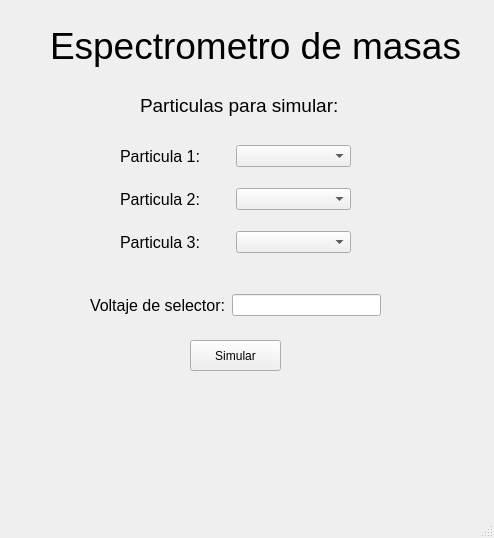
Old version of the form gui.ui in the repository Andrei-Portales/Proyecto-Fisica-3.
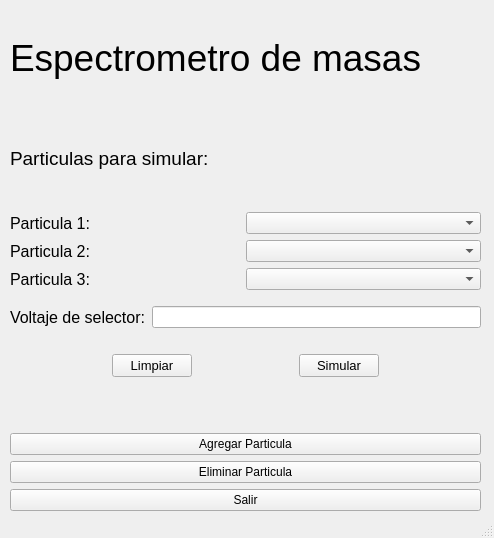
New version of the form.

Patch:
```diff
--- a/gui.ui
+++ b/gui.ui
@@ -14,161 +14,278 @@
    <string>MainWindow</string>
   </property>
   <widget class="QWidget" name="centralwidget">
-   <widget class="QLabel" name="label_2">
-    <property name="geometry">
-     <rect>
-      <x>140</x>
-      <y>80</y>
-      <width>211</width>
-      <height>51</height>
-     </rect>
-    </property>
-    <property name="font">
-     <font>
-      <pointsize>14</pointsize>
-     </font>
-    </property>
-    <property name="text">
-     <string>Particulas para simular:</string>
-    </property>
-   </widget>
-   <widget class="QLabel" name="label">
-    <property name="geometry">
-     <rect>
-      <x>50</x>
-      <y>10</y>
-      <width>411</width>
-      <height>71</height>
-     </rect>
-    </property>
-    <property name="font">
-     <font>
-      <pointsize>28</pointsize>
-     </font>
-    </property>
-    <property name="text">
-     <string>Espectrometro de masas</string>
-    </property>
-   </widget>
-   <widget class="QPushButton" name="btnSimular">
-    <property name="geometry">
-     <rect>
-      <x>190</x>
-      <y>340</y>
-      <width>91</width>
-      <height>31</height>
-     </rect>
-    </property>
-    <property name="text">
-     <string>Simular</string>
-    </property>
-   </widget>
-   <widget class="QWidget" name="horizontalLayoutWidget">
-    <property name="geometry">
-     <rect>
-      <x>90</x>
-      <y>280</y>
-      <width>291</width>
-      <height>51</height>
-     </rect>
-    </property>
-    <layout class="QHBoxLayout" name="horizontalLayout_7">
-     <item>
-      <widget class="QLabel" name="label_6">
-       <property name="font">
-        <font>
-         <pointsize>12</pointsize>
-        </font>
-       </property>
-       <property name="text">
-        <string>Voltaje de selector:</string>
-       </property>
-      </widget>
-     </item>
-     <item>
-      <widget class="QLineEdit" name="lineEdit"/>
-     </item>
-    </layout>
-   </widget>
    <widget class="QWidget" name="">
     <property name="geometry">
      <rect>
-      <x>120</x>
-      <y>130</y>
-      <width>231</width>
-      <height>141</height>
+      <x>10</x>
+      <y>10</y>
+      <width>471</width>
+      <height>501</height>
      </rect>
     </property>
-    <layout class="QVBoxLayout" name="verticalLayout_5">
+    <layout class="QVBoxLayout" name="verticalLayout_6">
      <item>
-      <layout class="QHBoxLayout" name="horizontalLayout_4">
-       <property name="spacing">
-        <number>0</number>
+      <widget class="QLabel" name="label">
+       <property name="font">
+        <font>
+         <pointsize>28</pointsize>
+         <weight>50</weight>
+         <bold>false</bold>
+         <underline>false</underline>
+        </font>
        </property>
-       <property name="leftMargin">
-        <number>0</number>
+       <property name="text">
+        <string>Espectrometro de masas</string>
        </property>
-       <property name="bottomMargin">
-        <number>0</number>
+       <property name="textFormat">
+        <enum>Qt::PlainText</enum>
        </property>
+      </widget>
+     </item>
+     <item>
+      <widget class="QLabel" name="label_2">
+       <property name="font">
+        <font>
+         <pointsize>14</pointsize>
+        </font>
+       </property>
+       <property name="text">
+        <string>Particulas para simular:</string>
+       </property>
+      </widget>
+     </item>
+     <item>
+      <layout class="QVBoxLayout" name="verticalLayout_5">
        <item>
-        <widget class="QLabel" name="label_3">
+        <layout class="QHBoxLayout" name="horizontalLayout_4">
+         <property name="spacing">
+          <number>0</number>
+         </property>
+         <property name="leftMargin">
+          <number>0</number>
+         </property>
+         <property name="bottomMargin">
+          <number>0</number>
+         </property>
+         <item>
+          <widget class="QLabel" name="label_3">
+           <property name="font">
+            <font>
+             <pointsize>12</pointsize>
+            </font>
+           </property>
+           <property name="text">
+            <string>Particula 1:</string>
+           </property>
+          </widget>
+         </item>
+         <item>
+          <widget class="QComboBox" name="cbParticles1"/>
+         </item>
+        </layout>
+       </item>
+       <item>
+        <layout class="QHBoxLayout" name="horizontalLayout_5">
+         <property name="spacing">
+          <number>0</number>
+         </property>
+         <item>
+          <widget class="QLabel" name="label_4">
+           <property name="font">
+            <font>
+             <pointsize>12</pointsize>
+            </font>
+           </property>
+           <property name="text">
+            <string>Particula 2:</string>
+           </property>
+          </widget>
+         </item>
+         <item>
+          <widget class="QComboBox" name="cbParticles2"/>
+         </item>
+        </layout>
+       </item>
+       <item>
+        <layout class="QHBoxLayout" name="horizontalLayout_6">
+         <property name="spacing">
+          <number>0</number>
+         </property>
+         <item>
+          <widget class="QLabel" name="label_5">
+           <property name="font">
+            <font>
+             <pointsize>12</pointsize>
+            </font>
+           </property>
+           <property name="text">
+            <string>Particula 3:</string>
+           </property>
+          </widget>
+         </item>
+         <item>
+          <widget class="QComboBox" name="cbParticles3"/>
+         </item>
+        </layout>
+       </item>
+      </layout>
+     </item>
+     <item>
+      <spacer name="verticalSpacer_3">
+       <property name="orientation">
+        <enum>Qt::Vertical</enum>
+       </property>
+       <property name="sizeType">
+        <enum>QSizePolicy::Preferred</enum>
+       </property>
+       <property name="sizeHint" stdset="0">
+        <size>
+         <width>20</width>
+         <height>10</height>
+        </size>
+       </property>
+      </spacer>
+     </item>
+     <item>
+      <layout class="QHBoxLayout" name="horizontalLayout_7">
+       <item>
+        <widget class="QLabel" name="label_6">
          <property name="font">
           <font>
            <pointsize>12</pointsize>
           </font>
          </property>
          <property name="text">
-          <string>Particula 1:</string>
+          <string>Voltaje de selector:</string>
          </property>
         </widget>
        </item>
        <item>
-        <widget class="QComboBox" name="comboBox"/>
+        <widget class="QLineEdit" name="txtVoltaje"/>
        </item>
       </layout>
      </item>
      <item>
-      <layout class="QHBoxLayout" name="horizontalLayout_5">
-       <property name="spacing">
-        <number>0</number>
+      <spacer name="verticalSpacer_2">
+       <property name="orientation">
+        <enum>Qt::Vertical</enum>
        </property>
+       <property name="sizeType">
+        <enum>QSizePolicy::Preferred</enum>
+       </property>
+       <property name="sizeHint" stdset="0">
+        <size>
+         <width>20</width>
+         <height>20</height>
+        </size>
+       </property>
+      </spacer>
+     </item>
+     <item>
+      <layout class="QHBoxLayout" name="horizontalLayout_8">
        <item>
-        <widget class="QLabel" name="label_4">
+        <spacer name="horizontalSpacer">
+         <property name="orientation">
+          <enum>Qt::Horizontal</enum>
+         </property>
+         <property name="sizeHint" stdset="0">
+          <size>
+           <width>40</width>
+           <height>20</height>
+          </size>
+         </property>
+        </spacer>
+       </item>
+       <item>
+        <widget class="QPushButton" name="btnClean">
          <property name="font">
           <font>
-           <pointsize>12</pointsize>
+           <pointsize>10</pointsize>
           </font>
          </property>
          <property name="text">
-          <string>Particula 2:</string>
+          <string>Limpiar</string>
          </property>
         </widget>
        </item>
        <item>
-        <widget class="QComboBox" name="comboBox_2"/>
+        <spacer name="horizontalSpacer_3">
+         <property name="orientation">
+          <enum>Qt::Horizontal</enum>
+         </property>
+         <property name="sizeHint" stdset="0">
+          <size>
+           <width>40</width>
+           <height>20</height>
+          </size>
+         </property>
+        </spacer>
        </item>
+       <item>
+        <widget class="QPushButton" name="btnSimulate">
+         <property name="font">
+          <font>
+           <pointsize>10</pointsize>
+          </font>
+         </property>
+         <property name="text">
+          <string>Simular</string>
+         </property>
+        </widget>
+       </item>
+       <item>
+        <spacer name="horizontalSpacer_2">
+         <property name="orientation">
+          <enum>Qt::Horizontal</enum>
+         </property>
+         <property name="sizeHint" stdset="0">
+          <size>
+           <width>40</width>
+           <height>20</height>
+          </size>
+         </property>
+        </spacer>
+       </item>
       </layout>
      </item>
      <item>
-      <layout class="QHBoxLayout" name="horizontalLayout_6">
-       <property name="spacing">
-        <number>0</number>
+      <spacer name="verticalSpacer">
+       <property name="orientation">
+        <enum>Qt::Vertical</enum>
        </property>
+       <property name="sizeType">
+        <enum>QSizePolicy::Preferred</enum>
+       </property>
+       <property name="sizeHint" stdset="0">
+        <size>
+         <width>0</width>
+         <height>50</height>
+        </size>
+       </property>
+      </spacer>
+     </item>
+     <item>
+      <layout class="QVBoxLayout" name="verticalLayout_3">
        <item>
-        <widget class="QLabel" name="label_5">
-         <property name="font">
-          <font>
-           <pointsize>12</pointsize>
-          </font>
+        <widget class="QPushButton" name="btnAddParticles">
+         <property name="text">
+          <string>Agregar Particula</string>
          </property>
+        </widget>
+       </item>
+       <item>
+        <widget class="QPushButton" name="btnDeleteParticles">
          <property name="text">
-          <string>Particula 3:</string>
+          <string>Eliminar Particula</string>
          </property>
         </widget>
        </item>
        <item>
-        <widget class="QComboBox" name="comboBox_3"/>
+        <widget class="QPushButton" name="btnClose">
+         <property name="text">
+          <string>Salir</string>
+         </property>
+        </widget>
        </item>
       </layout>
      </item>
```
Left out of the diff: 2 changed lines with no effect on the pictures.
